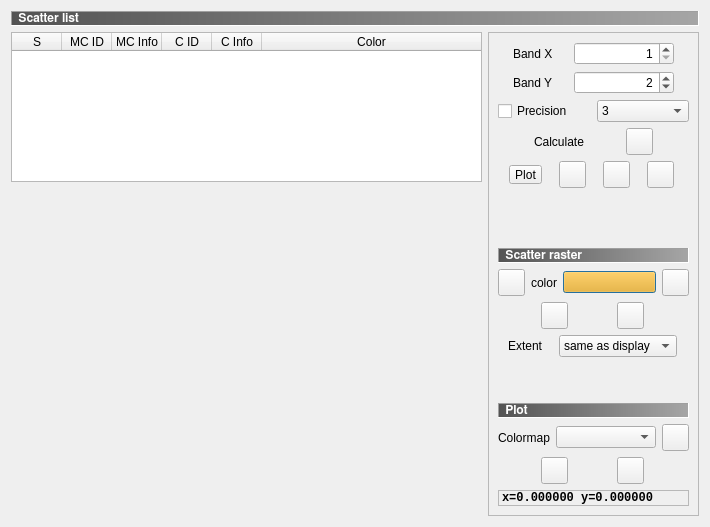
Before: the Qt Designer form ui/ui_semiautomaticclassificationplugin_scatter_plot.ui in semiautomaticgit/SemiAutomaticClassificationPlugin, drawn with Qt 5.
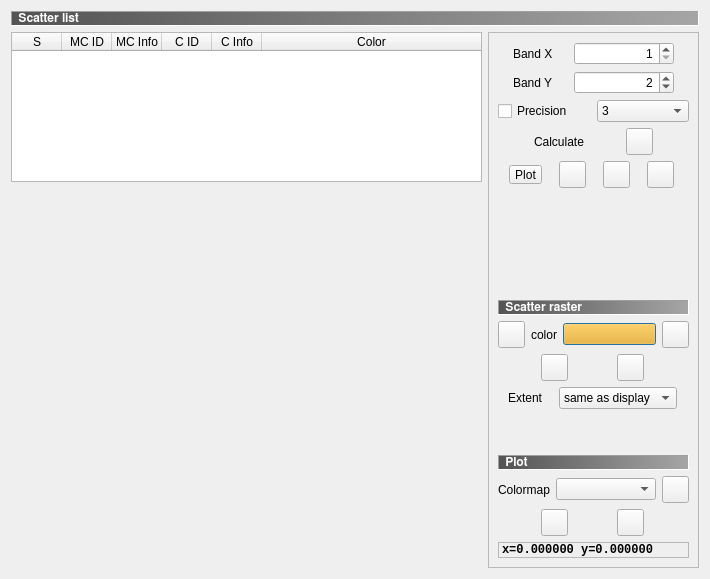
After: the same form once the commit is applied. Icons and pictures are not drawn. Custom widgets are drawn as their Qt base class.

```diff
--- a/ui/ui_semiautomaticclassificationplugin_scatter_plot.ui
+++ b/ui/ui_semiautomaticclassificationplugin_scatter_plot.ui
@@ -7,7 +7,7 @@
     <x>0</x>
     <y>0</y>
     <width>710</width>
-    <height>527</height>
+    <height>579</height>
    </rect>
   </property>
   <property name="sizePolicy">
```
Left out of the diff: 2 changed lines with no effect on the pictures.
